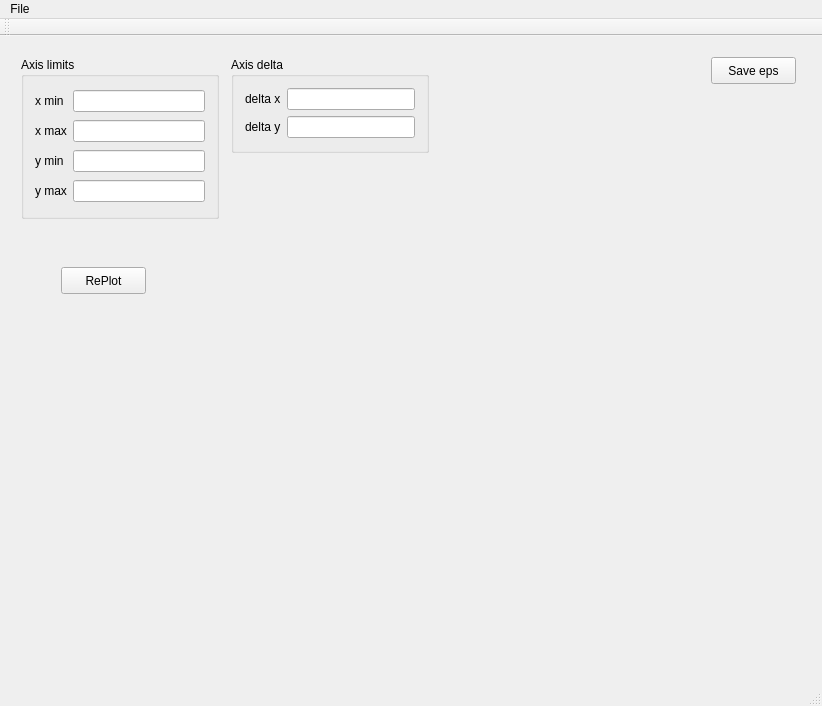
The window that mainwindow.ui (Dmitry321/PlotWithR) describes before a commit, drawn with Qt 5.
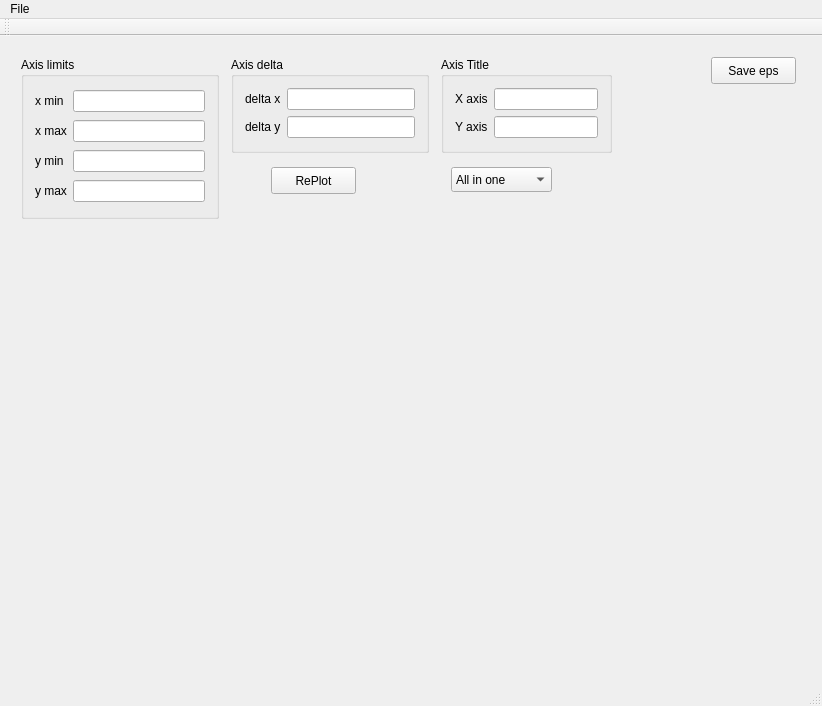
The same window after the commit.

Diff of the .ui file:
```diff
--- a/mainwindow.ui
+++ b/mainwindow.ui
@@ -88,8 +88,8 @@
       <widget class="QPushButton" name="pushButton_2">
        <property name="geometry">
         <rect>
-         <x>50</x>
-         <y>220</y>
+         <x>260</x>
+         <y>120</y>
          <width>85</width>
          <height>27</height>
         </rect>
@@ -133,6 +133,61 @@
         </item>
        </layout>
       </widget>
+      <widget class="QGroupBox" name="groupBox_3">
+       <property name="geometry">
+        <rect>
+         <x>430</x>
+         <y>10</y>
+         <width>171</width>
+         <height>96</height>
+        </rect>
+       </property>
+       <property name="title">
+        <string>Axis Title</string>
+       </property>
+       <layout class="QGridLayout" name="gridLayout_3">
+        <item row="0" column="0">
+         <widget class="QLabel" name="label_7">
+          <property name="text">
+           <string>X axis</string>
+          </property>
+         </widget>
+        </item>
+        <item row="0" column="1">
+         <widget class="QLineEdit" name="lineEditXTitle"/>
+        </item>
+        <item row="1" column="0">
+         <widget class="QLabel" name="label_8">
+          <property name="text">
+           <string>Y axis</string>
+          </property>
+         </widget>
+        </item>
+        <item row="1" column="1">
+         <widget class="QLineEdit" name="lineEditYTitle"/>
+        </item>
+       </layout>
+      </widget>
+      <widget class="QComboBox" name="comboBoxPlotVeriant">
+       <property name="geometry">
+        <rect>
+         <x>440</x>
+         <y>120</y>
+         <width>101</width>
+         <height>25</height>
+        </rect>
+       </property>
+       <item>
+        <property name="text">
+         <string>All in one</string>
+        </property>
+       </item>
+       <item>
+        <property name="text">
+         <string>On greed</string>
+        </property>
+       </item>
+      </widget>
      </widget>
     </item>
     <item>
```
Left out of the diff: 2 changed lines with no effect on the pictures.
